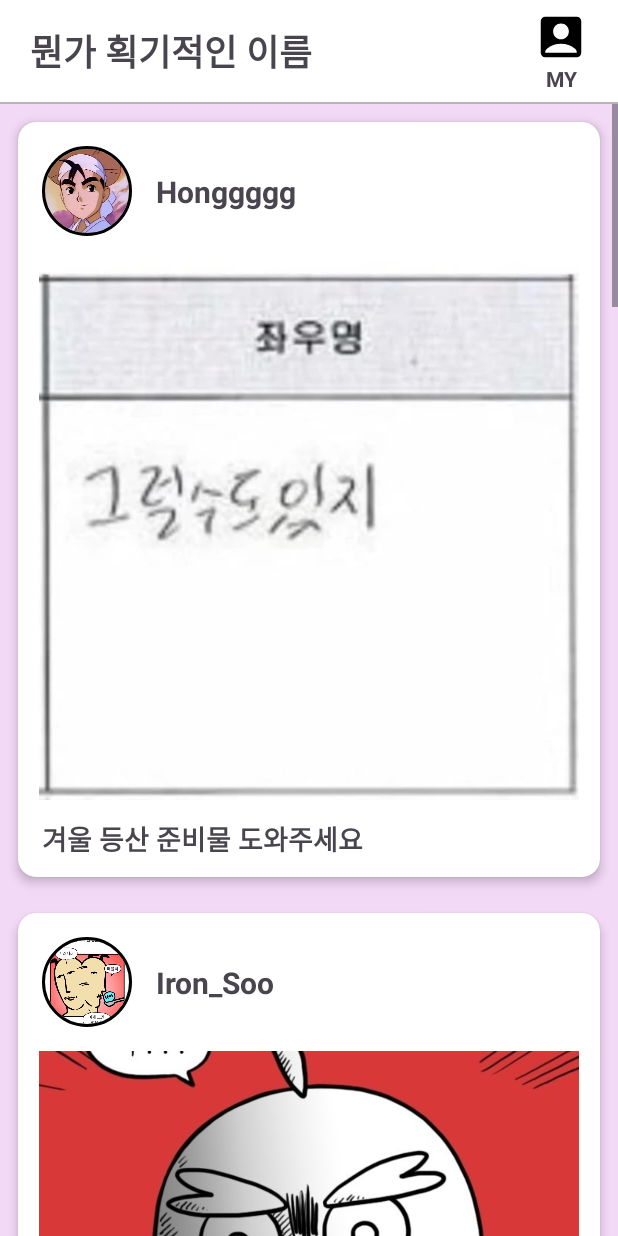
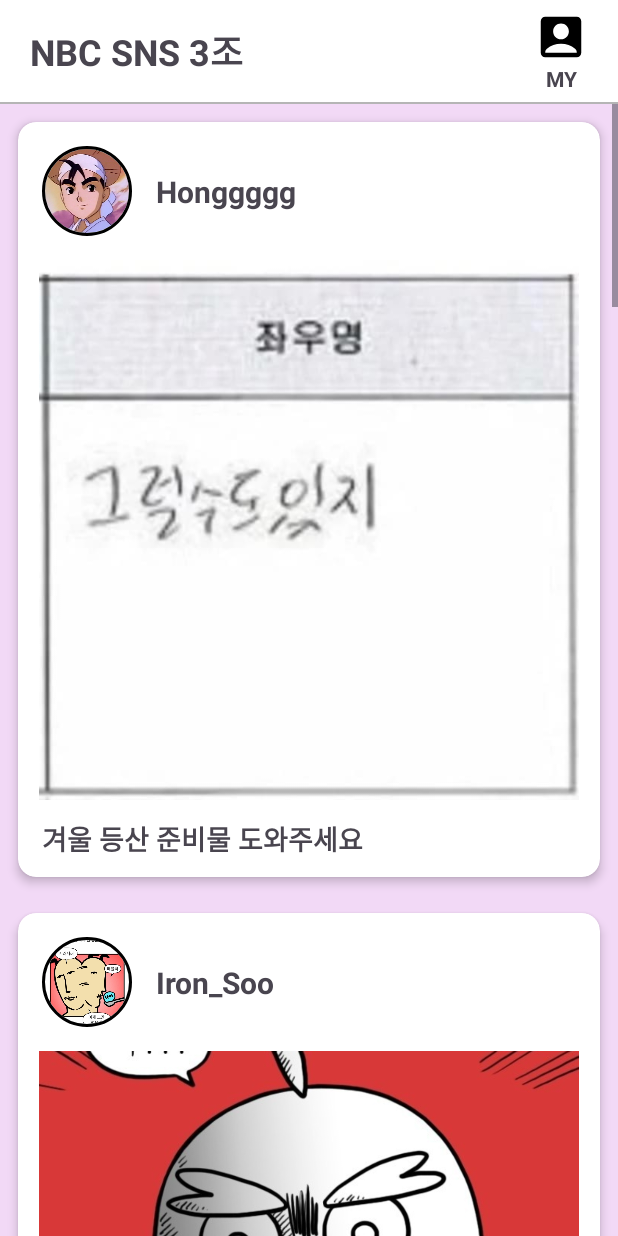
Before and after one commit to winteryy/nbc_sns_team3, an Android app: the MainActivity screen opened directly, with no data from a screen before it, on a phone screen of 412 x 824 dp. Run offline under Robolectric (Android 15) with nearby library versions, the phone set to English and light mode, and no system bars; our stand-ins replace CircleImageView.

Commit message:
design: Revise ui slightly

```diff
--- a/app/src/main/res/layout/activity_main.xml
+++ b/app/src/main/res/layout/activity_main.xml
@@ -4,7 +4,7 @@
     xmlns:tools="http://schemas.android.com/tools"
     android:layout_width="match_parent"
     android:layout_height="match_parent"
-    android:background="#F2D9F6">
+    android:background="@color/main_background">
 
     <View
         android:id="@+id/topBarBackgroundView"
@@ -22,7 +22,7 @@
         android:layout_height="wrap_content"
         android:layout_marginStart="20dp"
         android:layout_marginTop="16dp"
-        android:text="뭔가 획기적인 이름"
+        android:text="@string/app_name"
         android:textSize="24sp"
         android:textStyle="bold"
         app:layout_constraintStart_toStartOf="parent"
@@ -79,13 +79,4 @@
             android:orientation="vertical" />
     </ScrollView>
 
-<!--    <androidx.recyclerview.widget.RecyclerView-->
-<!--        android:layout_width="0dp"-->
-<!--        android:layout_height="0dp"-->
-<!--        app:layout_constraintStart_toStartOf="parent"-->
-<!--        app:layout_constraintEnd_toEndOf="parent"-->
-<!--        app:layout_constraintTop_toBottomOf="@id/divideLine"-->
-<!--        app:layout_constraintBottom_toBottomOf="parent"-->
-<!--        tools:listitem="@layout/item_post"/>-->
-
 </androidx.constraintlayout.widget.ConstraintLayout>
--- a/app/src/main/res/values/colors.xml
+++ b/app/src/main/res/values/colors.xml
@@ -3,4 +3,7 @@
     <color name="black">#FF000000</color>
     <color name="white">#FFFFFFFF</color>
     <color name="grey">#B5B5B5</color>
+
+
+    <color name="main_background">#F2D9F6</color>
 </resources>
```
